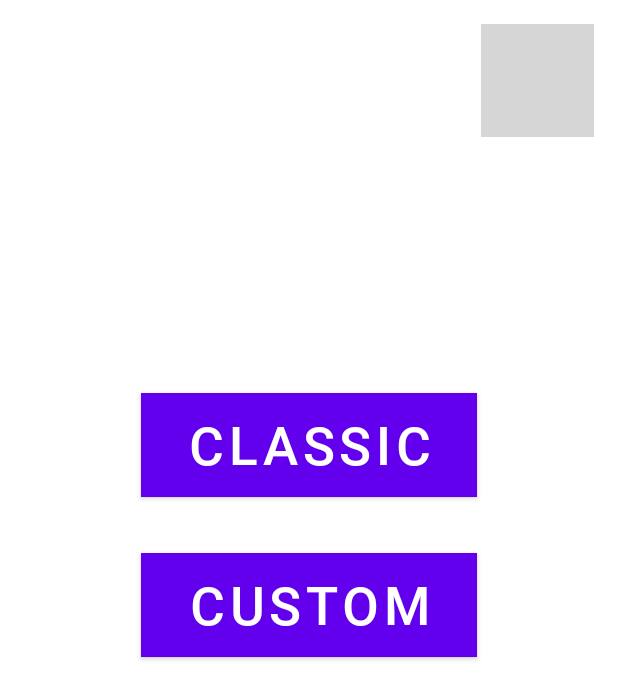
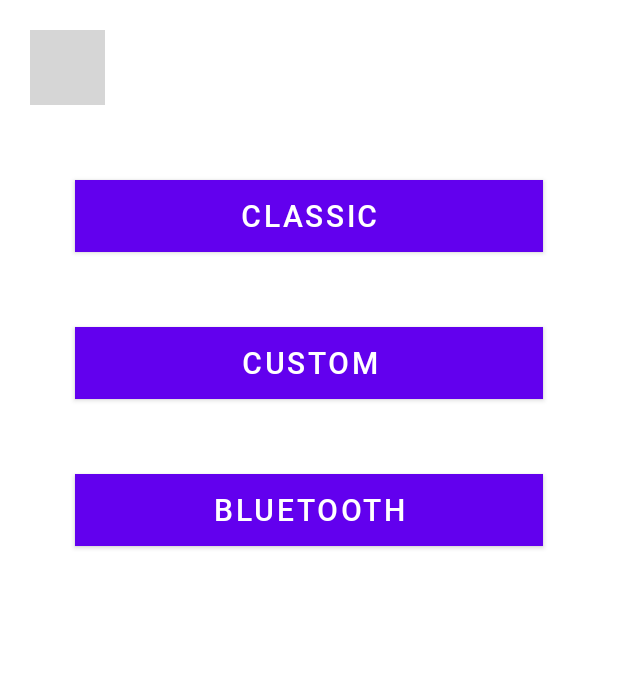
Before and after one commit to SDD-Devs/IksOksAndroidApp, an Android app: the screen it shows after launch (MainActivity), on a phone screen of 412 x 824 dp. Shown: the top 699 px of the screen. Run offline under Robolectric (Android 15) with nearby library versions, the phone set to English and light mode, and no system bars; grey boxes are pictures that could not be loaded.

Commit message:
Added 4 steps for bluetooth setup.

```diff
--- a/app/build.gradle
+++ b/app/build.gradle
@@ -13,6 +13,7 @@
         versionName "1.0"
 
         testInstrumentationRunner "androidx.test.runner.AndroidJUnitRunner"
+        minSdkVersion 21
     }
 
     buildTypes {
--- a/app/src/main/java/com/example/iksoksandroidapp/IksOksLogic/pages/ClassicGameActivity.java
+++ b/app/src/main/java/com/example/iksoksandroidapp/IksOksLogic/pages/ClassicGameActivity.java
@@ -55,7 +55,7 @@
 
                 String timestamp = new Timestamp(game.getPlayTimeMilliseconds()).toString();
                 timestamp = timestamp.substring(14,19);
-                txt_TimerLabel.setText(timestamp);
+                //txt_TimerLabel.setText(timestamp);
             }
         };
         timer = new Timer();
--- a/app/src/main/res/layout/activity_main.xml
+++ b/app/src/main/res/layout/activity_main.xml
@@ -1,55 +1,68 @@
 <?xml version="1.0" encoding="utf-8"?>
-<androidx.constraintlayout.widget.ConstraintLayout xmlns:android="http://schemas.android.com/apk/res/android"
+<LinearLayout
+    xmlns:android="http://schemas.android.com/apk/res/android"
     xmlns:app="http://schemas.android.com/apk/res-auto"
     xmlns:tools="http://schemas.android.com/tools"
     android:layout_width="match_parent"
     android:layout_height="match_parent"
-    tools:context=".IksOksLogic.pages.MainActivity">
+    tools:context=".IksOksLogic.pages.MainActivity"
+    android:orientation="vertical">
+
+    <ImageButton
+        android:id="@+id/settingsButton"
+        android:layout_width="50dp"
+        android:layout_height="50dp"
+        android:scaleType="fitCenter"
+        android:layout_marginLeft="20dp"
+        android:layout_marginTop="20dp"
+        android:background="#0000"
+        android:onClick="openSettingsActivity"
+        app:srcCompat="@drawable/settingsicon" />
 
     <Button
         android:id="@+id/classicButton"
-        android:layout_width="224dp"
-        android:layout_height="69dp"
+        android:layout_width="match_parent"
+        android:layout_height="wrap_content"
+        android:layout_marginLeft="50dp"
+        android:layout_marginRight="50dp"
+        android:layout_marginTop="50dp"
         android:background="#584473"
         android:fontFamily="@font/roboto_medium"
         android:onClick="onButtonClassicClick"
         android:text="CLASSIC"
-        android:textSize="35sp"
-        app:layout_constraintBottom_toBottomOf="parent"
-        app:layout_constraintEnd_toEndOf="parent"
-        app:layout_constraintHorizontal_bias="0.5"
-        app:layout_constraintStart_toStartOf="parent"
-        app:layout_constraintTop_toTopOf="parent"
-        app:layout_constraintVertical_bias="0.347" />
+        android:textSize="20dp"/>
 
     <Button
         android:id="@+id/customButton"
-        android:layout_width="224dp"
-        android:layout_height="69dp"
+        android:layout_width="match_parent"
+        android:layout_height="wrap_content"
+        android:layout_marginLeft="50dp"
+        android:layout_marginRight="50dp"
+        android:layout_marginTop="50dp"
         android:background="#584473"
         android:fontFamily="@font/roboto_medium"
         android:onClick="onButtonCustomClick"
         android:text="CUSTOM"
-        android:textSize="35sp"
-        app:layout_constraintBottom_toBottomOf="parent"
-        app:layout_constraintEnd_toEndOf="parent"
-        app:layout_constraintHorizontal_bias="0.5"
-        app:layout_constraintStart_toStartOf="parent"
-        app:layout_constraintTop_toBottomOf="@+id/classicButton"
-        app:layout_constraintVertical_bias="0.088" />
-
-    <ImageButton
-        android:id="@+id/settingsButton"
-        android:layout_width="75dp"
-        android:layout_height="75dp"
-        android:scaleType="fitCenter"
-        android:layout_marginTop="16dp"
-        android:layout_marginEnd="16dp"
-        android:background="#0000"
-        android:onClick="openSettingsActivity"
-        app:layout_constraintEnd_toEndOf="parent"
-        app:layout_constraintTop_toTopOf="parent"
-        app:srcCompat="@drawable/settingsicon" />
+        android:textSize="20sp"
+        />
 
 
-</androidx.constraintlayout.widget.ConstraintLayout>
+    <Button
+        android:id="@+id/blueButton"
+        android:layout_width="match_parent"
+        android:layout_height="wrap_content"
+        android:layout_marginLeft="50dp"
+        android:layout_marginRight="50dp"
+        android:layout_marginTop="50dp"
+        android:background="#584473"
+        android:fontFamily="@font/roboto_medium"
+        android:onClick="onButtonBluetoothClick"
+        android:text="BLUETOOTH"
+        android:textSize="20sp"
+        />
+
+
+
+
+
+</LinearLayout>
```
Also changed, not shown: app/src/main/AndroidManifest.xml (+12 -0 lines), app/src/main/java/com/example/iksoksandroidapp/IksOksLogic/blue_backend/BluetoothConnectionService.java (added, +11 -0 lines), app/src/main/java/com/example/iksoksandroidapp/IksOksLogic/pages/BluetoothActivity.java (added, +301 -0 lines), app/src/main/java/com/example/iksoksandroidapp/IksOksLogic/pages/DeviceListAdapter.java (added, +56 -0 lines), app/src/main/java/com/example/iksoksandroidapp/IksOksLogic/pages/MainActivity.java (+7 -2 lines), app/src/main/res/layout/activity_bluetooth.xml (added, +93 -0 lines), app/src/main/res/layout/device_adapter_view.xml (added, +19 -0 lines).
